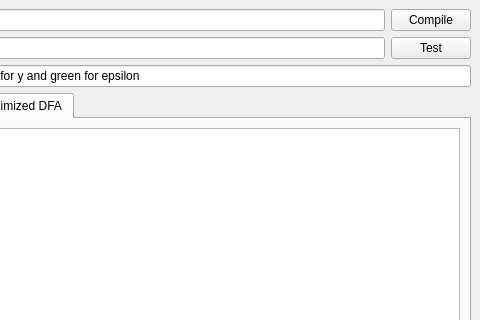
Qt form main_window.ui (shubhamshuklaer/regex_matcher) before a commit; both pictures show x 139 to 619 and y 0 to 320 of the 619 by 474 pixel window.
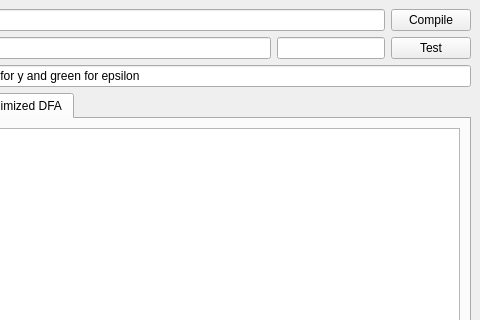
The same form after that commit.

Commit message: Added the test btn functionality

The edit to the form file:
```diff
--- a/main_window.ui
+++ b/main_window.ui
@@ -64,6 +64,19 @@
       <item>
        <widget class="QLineEdit" name="test_line_edit"/>
       </item>
+      <item>
+       <widget class="QLineEdit" name="test_result_line_edit">
+        <property name="sizePolicy">
+         <sizepolicy hsizetype="Fixed" vsizetype="Fixed">
+          <horstretch>0</horstretch>
+          <verstretch>0</verstretch>
+         </sizepolicy>
+        </property>
+        <property name="readOnly">
+         <bool>true</bool>
+        </property>
+       </widget>
+      </item>
       <item>
        <widget class="QPushButton" name="test_btn">
         <property name="text">
```
The commit also changes 1 other file.
